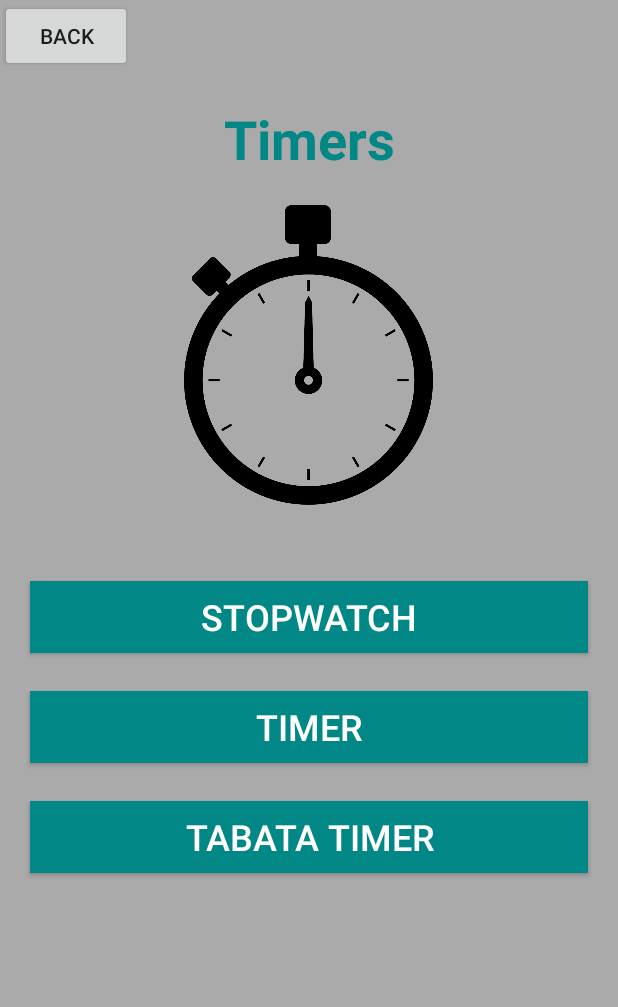
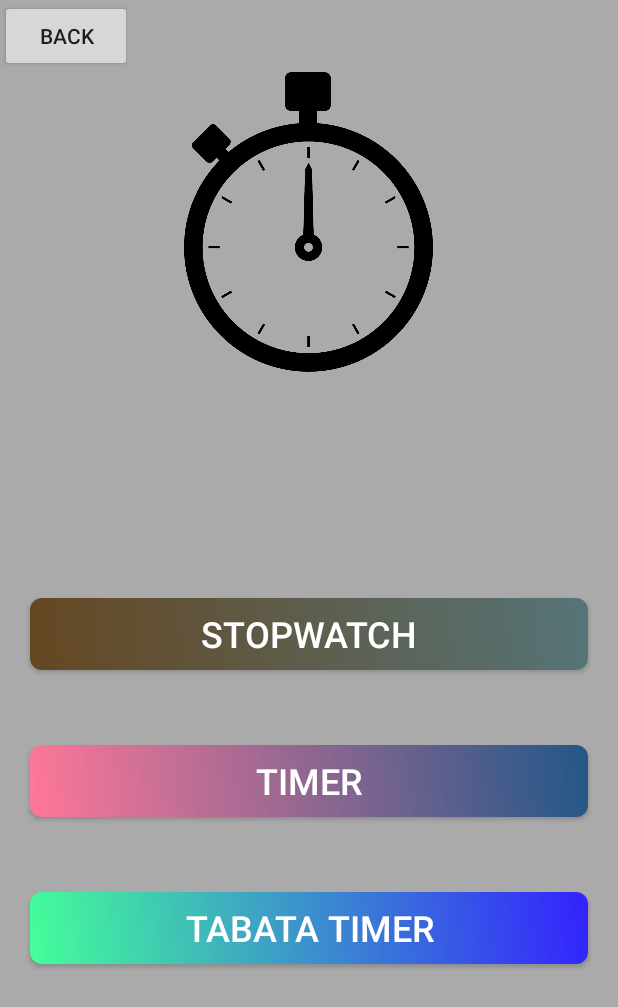
Before and after one commit to oroke24/AndroidFitnessApp, an Android app built with Jetpack Compose: the TimersActivity screen opened directly, with no data from a screen before it, on a phone screen of 412 x 824 dp. Shown: the top 1007 px of the screen. Run offline under Robolectric (Android 15) with nearby library versions, the light colour scheme and no system bars.

Commit message:
changed the backgrounds, made cool buttons

```diff
--- /dev/null
+++ b/app/src/main/res/drawable/cool_button5.xml
@@ -0,0 +1,9 @@
+<?xml version="1.0" encoding="utf-8"?>
+<shape xmlns:android="http://schemas.android.com/apk/res/android"
+    android:shape="rectangle">
+    <gradient
+        android:startColor="#654721 "
+        android:endColor="#567478"
+        android:angle="45"/>
+    <corners android:radius="8dp"/>
+</shape>
--- a/app/src/main/res/layout/activity_timers.xml
+++ b/app/src/main/res/layout/activity_timers.xml
@@ -12,15 +12,6 @@
         android:layout_height="wrap_content"
         android:text="Back"/>
 
-    <TextView
-        android:layout_width="match_parent"
-        android:layout_height="wrap_content"
-        android:text="Timers"
-        android:textSize="36sp"
-        android:textColor="@color/teal_700"
-        android:textStyle="bold"
-        android:gravity="center"
-        android:padding="20dp"/>
 
     <ImageView
         android:layout_width="wrap_content"
@@ -39,8 +30,8 @@
         android:text="Stopwatch"
         android:textSize="24sp"
         android:textColor="@color/white"
-        android:background="@color/teal_700"
-        android:layout_marginTop="25dp"
+        android:background="@drawable/cool_button5"
+        android:layout_marginTop="125dp"
         android:layout_marginLeft="20dp"
         android:layout_marginRight="20dp" />
 
@@ -51,8 +42,8 @@
         android:text="Timer"
         android:textSize="24sp"
         android:textColor="@color/white"
-        android:background="@color/teal_700"
-        android:layout_marginTop="25dp"
+        android:background="@drawable/cool_button2"
+        android:layout_marginTop="50dp"
         android:layout_marginLeft="20dp"
         android:layout_marginRight="20dp" />
 
@@ -63,8 +54,8 @@
         android:text="Tabata Timer"
         android:textSize="24sp"
         android:textColor="@color/white"
-        android:background="@color/teal_700"
-        android:layout_marginTop="25dp"
+        android:background="@drawable/cool_button3"
+        android:layout_marginTop="50dp"
         android:layout_marginLeft="20dp"
         android:layout_marginRight="20dp" />
 
```
